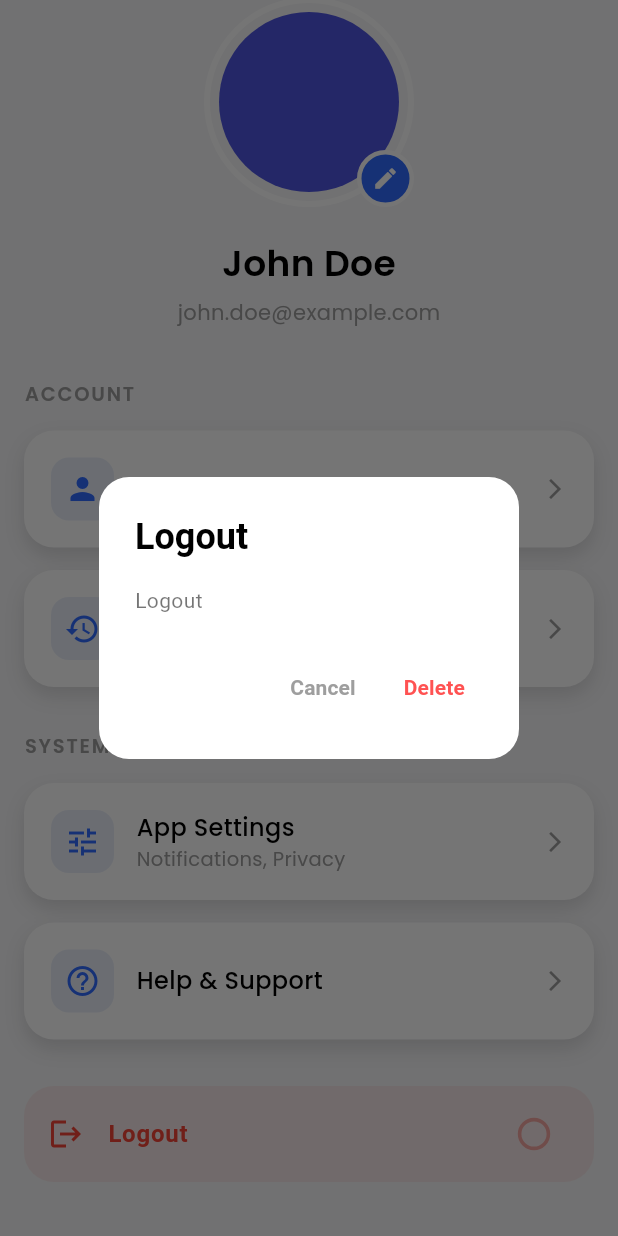
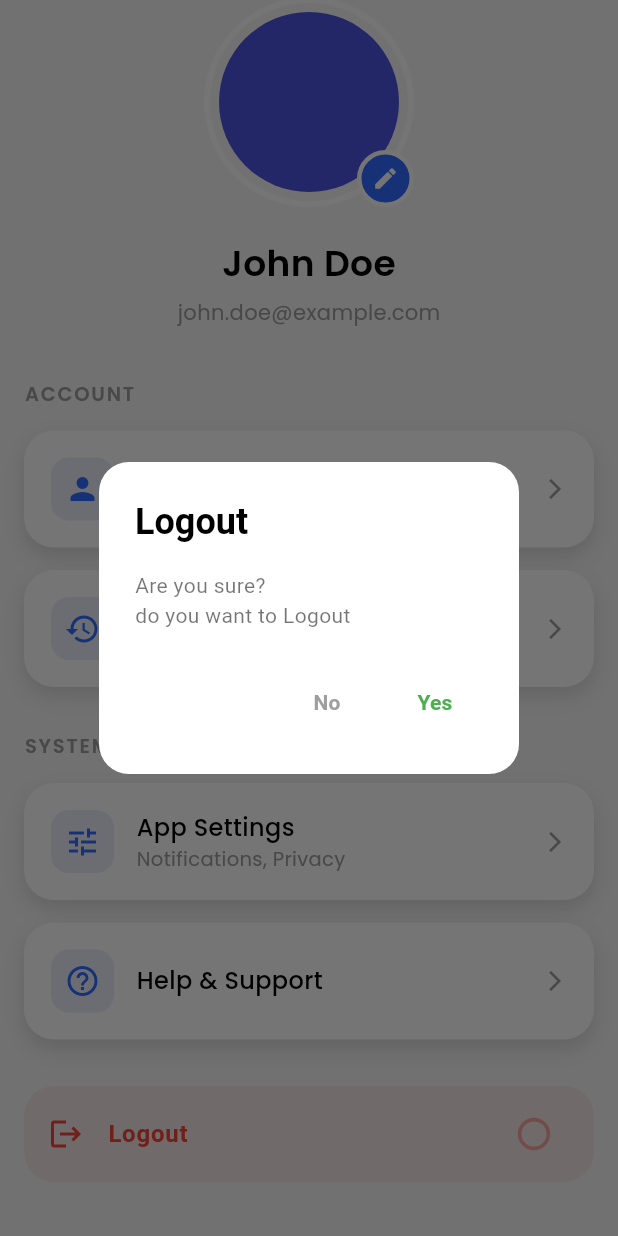
Before and after one commit to mayurpawar17/habit_tracker, a Flutter app: the ProfileScreen screen opened directly, scrolled down 42 dp, after a tap on "Logout", on a phone screen of 412 x 824 dp. Run offline on Flutter 3.47's test engine with Material 3 defaults, Android fonts, the phone set to English and light mode, and no system bars; our stand-ins replace cloud_firestore, equatable, firebase_auth, firebase_core, flutter_bloc, google_fonts and 1 more; accounts and stored records are empty; network calls fail.

Commit message:
text correction in logout dialog box

```diff
--- a/lib/features/add_habit/views/habit_details_screen.dart
+++ b/lib/features/add_habit/views/habit_details_screen.dart
@@ -43,6 +43,7 @@ class HabitDetailScreen extends StatelessWidget {
                     'Start the day with 10 minutes of mindfulness to reduce stress and improve focus for the upcoming classes and work tasks. Use the Breath app or sit in silence.',
                 onConfirm: () {
                   habitService.deleteHabit(habit!.id);
+                  Navigator.pop(context);
                 },
               );
 
--- a/lib/features/home/views/dashboard_screen.dart
+++ b/lib/features/home/views/dashboard_screen.dart
@@ -22,7 +22,7 @@ class DashboardScreen extends StatelessWidget {
           stream: habitService.getHabits(),
           builder: (context, snapshot) {
             if (!snapshot.hasData) {
-              return CircularProgressIndicator();
+              return Center(child: CircularProgressIndicator());
             }
 
             final docs = snapshot.data!.docs;
--- a/lib/features/profile/views/profile_screen.dart
+++ b/lib/features/profile/views/profile_screen.dart
@@ -153,7 +153,10 @@ class ProfileScreen extends StatelessWidget {
                   AppDialog.showConfirmationDialog(
                     context: context,
                     title: 'Logout',
-                    content: 'Logout',
+                    content: 'Are you sure? \ndo you want to Logout',
+                    confirmText: 'Yes',
+                    cancelText: 'No',
+                    confirmColor: Colors.green,
                     onConfirm: () {
                       context.read<AuthBloc>().add(LogoutRequested());
                     },
```
